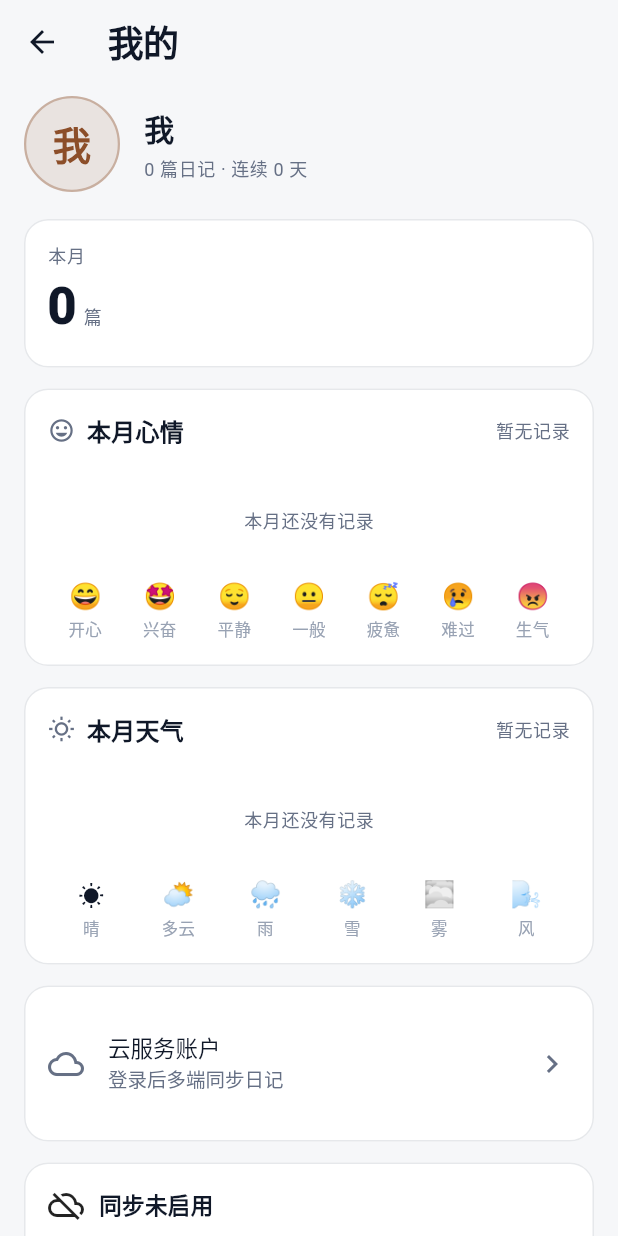
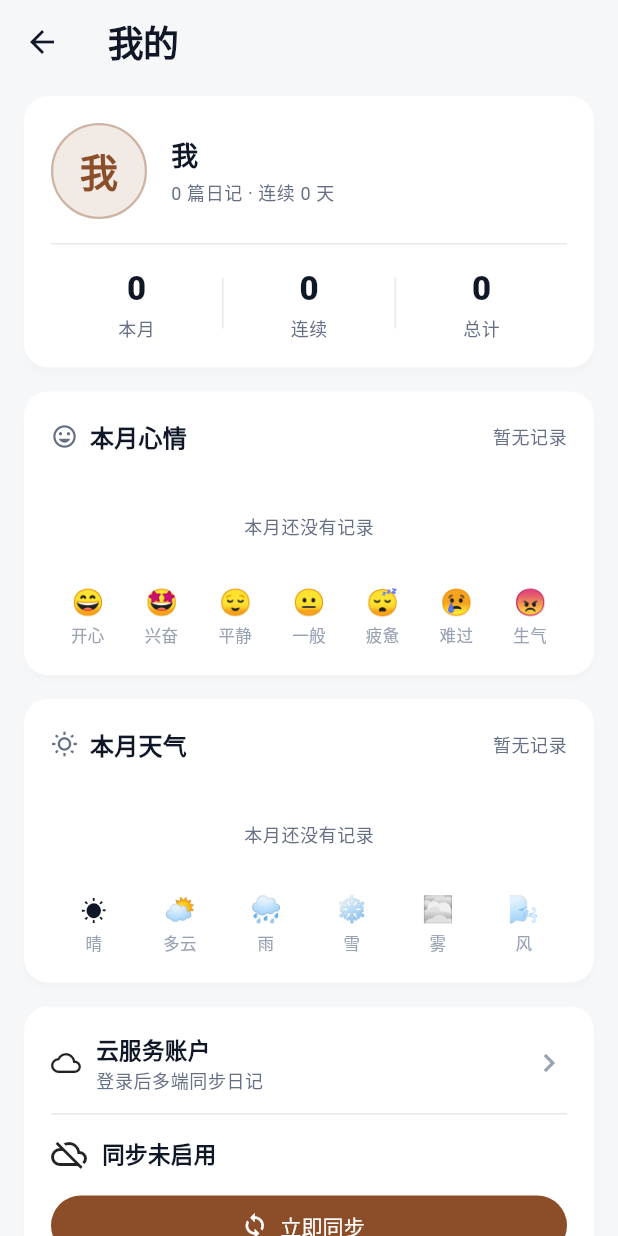
Before and after one commit to HonestLiu/my_diary, a Flutter app: the ProfileScreen screen opened directly, on a phone screen of 412 x 824 dp. Run offline on Flutter 3.47's test engine with Material 3 defaults, Android fonts, the phone set to English and light mode, and no system bars; our stand-ins replace file_picker, image_picker, open_filex, shared_preferences, yaml; accounts and stored records are empty; statements that could not run were skipped.

Commit message:
redesign(profile,settings): 精致卡片风——柔和投影无边框卡；我的页合并为6张卡(头部+三格统计/心情/天气/账户+同步/外观/设置)，设置页三卡精修+分区小标题

```diff
--- a/Mobile2/my_diary/lib/ui/profile_screen.dart
+++ b/Mobile2/my_diary/lib/ui/profile_screen.dart
@@ -8,7 +8,8 @@ import 'package:my_diary_mobile/ui/app_theme.dart';
 import 'package:my_diary_mobile/ui/settings_screen.dart';
 import 'package:provider/provider.dart';
 
-/// 我的：个人中心 + 账户 + 同步 + 外观快捷 + 设置入口。
+/// 我的：个人中心 + 统计 + 账户与同步 + 外观快捷 + 设置入口。
+/// 精致卡片风：柔和投影无边框卡，散落小组件合并成更少的卡。
 class ProfileScreen extends StatefulWidget {
   const ProfileScreen({super.key});
 
@@ -24,9 +25,6 @@ class _ProfileScreenState extends State<ProfileScreen> {
     super.initState();
     _conflicts = context.read<AppStore>().pendingConflictPaths();
   }
-
-  int get _entryCount =>
-      context.read<AppStore>().entries.length;
 
   int get _streak {
     final dates = context
@@ -74,13 +72,18 @@ class _ProfileScreenState extends State<ProfileScreen> {
     final t = context.tokens;
     final s = store.settings;
     final sync = s.sync;
+    final total = store.entries.length;
+    final ym = DateFormat('yyyy-MM').format(DateTime.now());
+    final monthCount =
+        store.entries.where((e) => e.date.startsWith(ym)).length;
 
     return Scaffold(
       appBar: AppBar(title: const Text('我的')),
       body: ListView(
         padding: const EdgeInsets.fromLTRB(16, 8, 16, 28),
         children: [
-          // 个人头部
+          // 卡 1：个人头部 + 三格统计
+          _Card(children: [
             Row(
               children: [
                 _Avatar(name: s.displayName, size: 64),
@@ -91,22 +94,31 @@ class _ProfileScreenState extends State<ProfileScreen> {
                     children: [
                       Text(s.displayName.isEmpty ? '我' : s.displayName,
                           style: const TextStyle(
-                            fontSize: 20, fontWeight: FontWeight.w700)),
+                              fontSize: 18, fontWeight: FontWeight.w700)),
                       const SizedBox(height: 4),
-                    Text('$_entryCount 篇日记 · 连续 $_streak 天',
+                      Text('$total 篇日记 · 连续 $_streak 天',
                           style: context.caption),
                     ],
                   ),
                 ),
               ],
             ),
-          const SizedBox(height: 18),
+            const SizedBox(height: 16),
+            const Divider(height: 1),
+            const SizedBox(height: 14),
+            Row(
+              children: [
+                _StatTile(value: '$monthCount', label: '本月'),
+                _vDivider(t),
+                _StatTile(value: '$_streak', label: '连续'),
+                _vDivider(t),
+                _StatTile(value: '$total', label: '总计'),
+              ],
+            ),
+          ]),
+          const SizedBox(height: 16),
 
-          // 本月统计：条数 + 心情分布
-          _StatsCard(entries: store.entries),
-          const SizedBox(height: 14),
-
-          // 本月心情 / 天气分布柱状图
+          // 卡 2 / 卡 3：本月心情 / 天气分布
           _BarChartCard(
               title: '本月心情',
               icon: Icons.mood_outlined,
@@ -117,7 +129,7 @@ class _ProfileScreenState extends State<ProfileScreen> {
                 (m) => m.emoji,
                 (m) => m.label,
               )),
-          const SizedBox(height: 14),
+          const SizedBox(height: 16),
           _BarChartCard(
               title: '本月天气',
               icon: Icons.wb_sunny_outlined,
@@ -128,42 +140,67 @@ class _ProfileScreenState extends State<ProfileScreen> {
                 (w) => w.emoji,
                 (w) => w.label,
               )),
-          const SizedBox(height: 14),
+          const SizedBox(height: 16),
 
-          // 账户
+          // 卡 4：账户与同步
           _Card(children: [
-            if (auth.isCloudAuthenticated) ...[
-              ListTile(
-                leading: const Icon(Icons.verified_user_outlined),
-                title: Text(auth.email ?? '已登录'),
-                subtitle: const Text('云服务已连接'),
-                trailing: TextButton(
+            if (auth.isCloudAuthenticated)
+              Row(
+                children: [
+                  const Icon(Icons.verified_user_outlined, size: 20),
+                  const SizedBox(width: 10),
+                  Expanded(
+                    child: Column(
+                      crossAxisAlignment: CrossAxisAlignment.start,
+                      children: [
+                        Text(auth.email ?? '已登录',
+                            style: const TextStyle(
+                                fontSize: 15, fontWeight: FontWeight.w600)),
+                        const SizedBox(height: 2),
+                        Text('云服务已连接', style: context.caption),
+                      ],
+                    ),
+                  ),
+                  TextButton(
                     onPressed: () async {
                       await auth.logout();
                       if (mounted) setState(() {});
                     },
                     child: const Text('注销'),
                   ),
-                contentPadding: EdgeInsets.zero,
-              ),
-            ] else
-              ListTile(
-                leading: const Icon(Icons.cloud_outlined),
-                title: const Text('云服务账户'),
-                subtitle: const Text('登录后多端同步日记'),
-                trailing: const Icon(Icons.chevron_right),
-                contentPadding: EdgeInsets.zero,
+                ],
+              )
+            else
+              InkWell(
                 onTap: () => Navigator.push(
                   context,
                   MaterialPageRoute(
                       builder: (_) => const SettingsScreen()),
                 ),
+                child: Row(
+                  children: [
+                    const Icon(Icons.cloud_outlined, size: 20),
+                    const SizedBox(width: 10),
+                    Expanded(
+                      child: Column(
+                        crossAxisAlignment: CrossAxisAlignment.start,
+                        children: [
+                          const Text('云服务账户',
+                              style: TextStyle(
+                                  fontSize: 15,
+                                  fontWeight: FontWeight.w600)),
+                          const SizedBox(height: 2),
+                          Text('登录后多端同步日记', style: context.caption),
+                        ],
                       ),
-          ]),
+                    ),
+                    Icon(Icons.chevron_right, color: t.textTertiary),
+                  ],
+                ),
+              ),
             const SizedBox(height: 14),
-
-          // 同步
-          _Card(children: [
+            const Divider(height: 1),
+            const SizedBox(height: 14),
             Row(
               children: [
                 Icon(sync.enabled
@@ -202,7 +239,7 @@ class _ProfileScreenState extends State<ProfileScreen> {
                   style: context.caption),
             ],
             if (store.lastSync != null) ...[
-              const SizedBox(height: 10),
+              const SizedBox(height: 12),
               Row(
                 children: [
                   _Stat(label: '上传', value: store.lastSync!.uploaded.length),
@@ -272,13 +309,13 @@ class _ProfileScreenState extends State<ProfileScreen> {
               },
             ),
           ]),
-          const SizedBox(height: 14),
+          const SizedBox(height: 16),
 
-          // 外观
+          // 卡 5：外观
           _Card(children: [
             const Text('主题',
                 style: TextStyle(fontWeight: FontWeight.w600)),
-            const SizedBox(height: 8),
+            const SizedBox(height: 10),
             SegmentedButton<ThemePreference>(
               segments: const [
                 ButtonSegment(
@@ -292,12 +329,12 @@ class _ProfileScreenState extends State<ProfileScreen> {
               onSelectionChanged: (sel) => store
                   .saveSettings(s.copyWith(theme: sel.first)),
             ),
-            const SizedBox(height: 12),
+            const SizedBox(height: 18),
             const Text('品牌色',
                 style: TextStyle(fontWeight: FontWeight.w600)),
-            const SizedBox(height: 8),
+            const SizedBox(height: 10),
             Wrap(
-              spacing: 12,
+              spacing: 14,
               children: AccentKey.values
                   .map((a) => InkWell(
                         onTap: () =>
@@ -323,9 +360,9 @@ class _ProfileScreenState extends State<ProfileScreen> {
                   .toList(),
             ),
           ]),
-          const SizedBox(height: 14),
+          const SizedBox(height: 16),
 
-          // 设置入口
+          // 卡 6：设置入口
           _Card(children: [
             ListTile(
               leading: const Icon(Icons.settings_outlined),
@@ -390,14 +427,21 @@ class _ProfileScreenState extends State<ProfileScreen> {
   }
 }
 
+/// 精致卡片：柔和投影、无边框、统一圆角与内距。
 class _Card extends StatelessWidget {
   final List<Widget> children;
   const _Card({required this.children});
 
   @override
   Widget build(BuildContext context) => Card(
+        elevation: 2,
+        shadowColor: Colors.black.withValues(alpha: 0.08),
+        shape: RoundedRectangleBorder(
+            borderRadius:
+                BorderRadius.circular(context.tokens.radiusCard)),
+        clipBehavior: Clip.antiAlias,
         child: Padding(
-          padding: const EdgeInsets.all(16),
+          padding: const EdgeInsets.all(18),
           child: Column(
             crossAxisAlignment: CrossAxisAlignment.start,
             children: children,
@@ -405,6 +449,35 @@ class _Card extends StatelessWidget {
         ),
       );
 }
+
+/// 三格统计的单格：大数字 + 小标签（无底色，靠竖线分隔）。
+class _StatTile extends StatelessWidget {
+  final String value;
+  final String label;
+  const _StatTile({required this.value, required this.label});
+
+  @override
+  Widget build(BuildContext context) => Expanded(
+        child: Column(
+          children: [
+            Text(value,
+                style: const TextStyle(
+                    fontSize: 22,
+                    fontWeight: FontWeight.w800,
+                    letterSpacing: -0.5)),
+            const SizedBox(height: 3),
+            Text(label, style: context.caption),
+          ],
+        ),
+      );
+}
+
+/// 统计格之间的细分隔竖线。
+Widget _vDivider(AppTokens t) => Container(
+      width: 1,
+      height: 34,
+      color: t.border,
+    );
 
 class _Stat extends StatelessWidget {
   final String label;
@@ -439,46 +512,6 @@ class _Stat extends StatelessWidget {
           ),
         ),
       );
-}
-
-class _StatsCard extends StatelessWidget {
-  final List<JournalEntry> entries;
-  const _StatsCard({required this.entries});
-
-  @override
-  Widget build(BuildContext context) {
-    final ym = DateFormat('yyyy-MM').format(DateTime.now());
-    var count = 0;
-    for (final e in entries) {
-      if (e.date.startsWith(ym)) count++;
-    }
-
-    return Card(
-      child: Padding(
-        padding: const EdgeInsets.all(16),
-        child: Column(
-          crossAxisAlignment: CrossAxisAlignment.start,
-          children: [
-            Text('本月', style: context.caption),
-            const SizedBox(height: 2),
-            Row(
-              crossAxisAlignment: CrossAxisAlignment.baseline,
-              textBaseline: TextBaseline.alphabetic,
-              children: [
-                Text('$count',
-                    style: const TextStyle(
-                        fontSize: 34,
-                        fontWeight: FontWeight.w800,
-                        letterSpacing: -1)),
-                const SizedBox(width: 5),
-                Text('篇', style: context.caption),
-              ],
-            ),
-          ],
-        ),
-      ),
-    );
-  }
 }
 
 /// 柱状图单条数据：emoji 图标 + 中文标签 + 计数。
```
Also changed, not shown: Mobile2/my_diary/lib/ui/settings_screen.dart (+61 -40 lines). Lines whose indentation alone changed are shown as unchanged.
